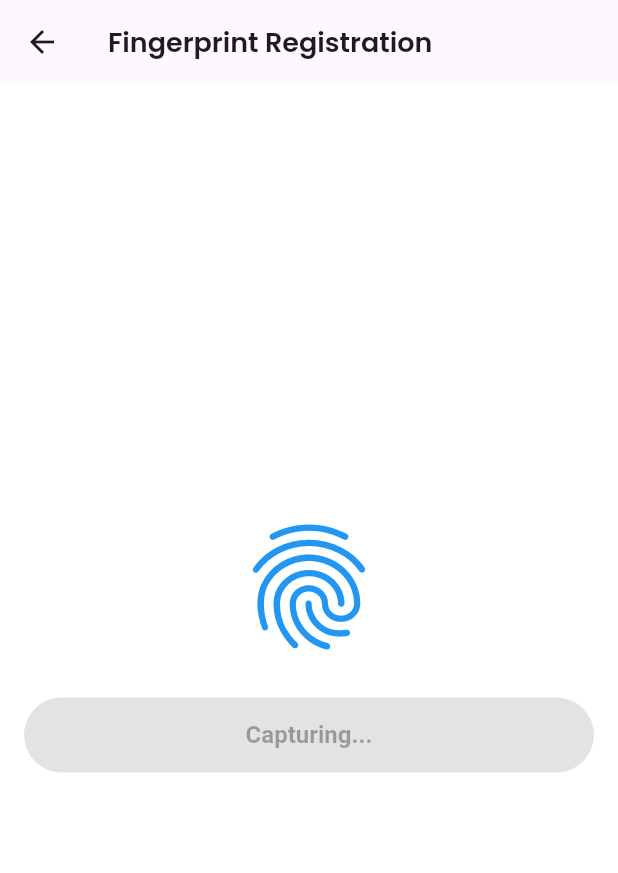
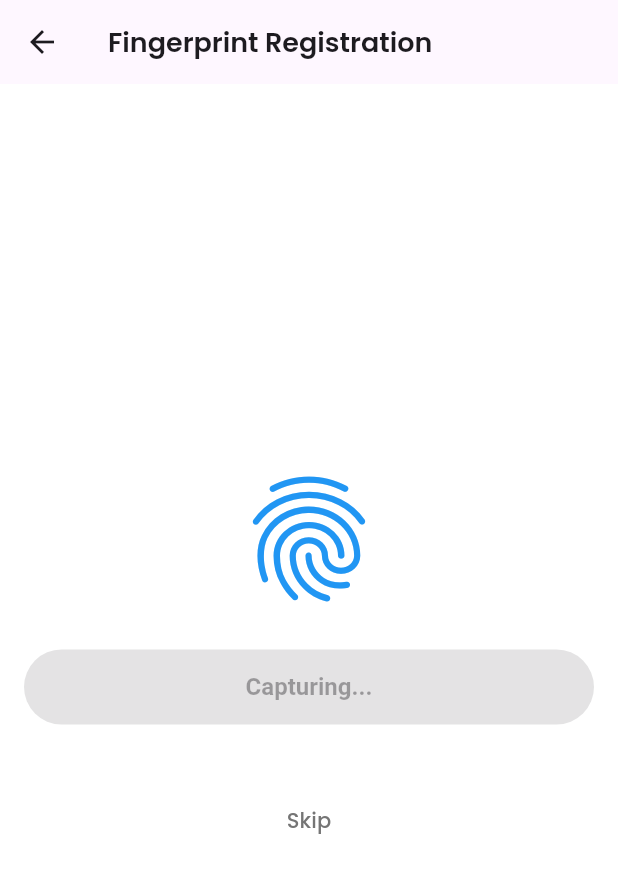
Before and after one commit to muntaswir72562/moVerify, a Flutter app: the FingerprintRegistrationScreen screen opened directly, after a tap on "Register Fingerprint", on a phone screen of 412 x 824 dp. Shown: the top 873 px of the screen. Run offline on Flutter 3.47's test engine with Material 3 defaults, Android fonts, the phone set to English and light mode, and no system bars; our stand-ins replace camera, firebase_auth, firebase_core, local_auth, lottie; missing offline and left inert: google_mlkit_face_detection, google_mlkit_text_recognition, local_auth_android, local_auth_ios; accounts and stored records are empty; statements that could not run were skipped.

Commit message:
fix: add skip button

```diff
--- a/lib/features/onboarding/screens/fingerprint_registration.dart
+++ b/lib/features/onboarding/screens/fingerprint_registration.dart
@@ -52,9 +52,7 @@ class _FingerprintRegistrationScreenState extends State<FingerprintRegistrationS
         await Future.delayed(const Duration(seconds: 1));
 
         // Navigate to the next page
-        Navigator.of(context).pushReplacement(
-          MaterialPageRoute(builder: (context) => const RegisterPhoneScreen(),),
-        );
+        _navigateToNextPage();
       } else {
         setState(() {
           _registrationStatus = 'failed';
@@ -68,6 +66,12 @@ class _FingerprintRegistrationScreenState extends State<FingerprintRegistrationS
         _errorMessage = 'Error: ${e.message}';
       });
     }
+  }
+
+  void _navigateToNextPage() {
+    Navigator.of(context).pushReplacement(
+      MaterialPageRoute(builder: (context) => const RegisterPhoneScreen()),
+    );
   }
 
   @override
@@ -101,6 +105,14 @@ class _FingerprintRegistrationScreenState extends State<FingerprintRegistrationS
                     textAlign: TextAlign.center,
                   ),
                 ),
+              const SizedBox(height: 16),
+              TextButton(
+                onPressed: _navigateToNextPage,
+                style: TextButton.styleFrom(
+                  foregroundColor: Colors.grey[600],
+                ),
+                child: const Text('Skip'),
+              ),
             ],
           ),
         ),
```
